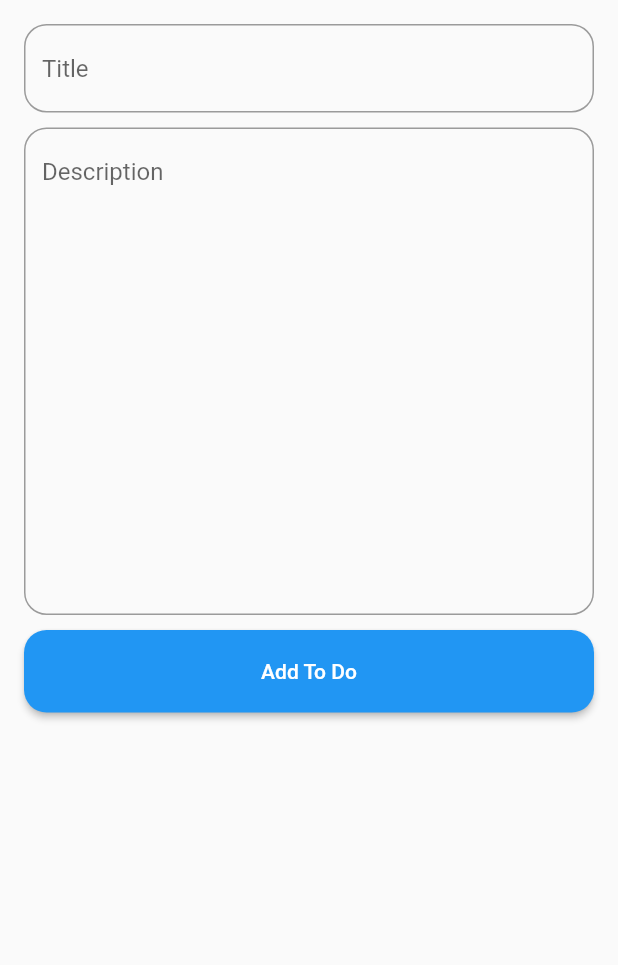
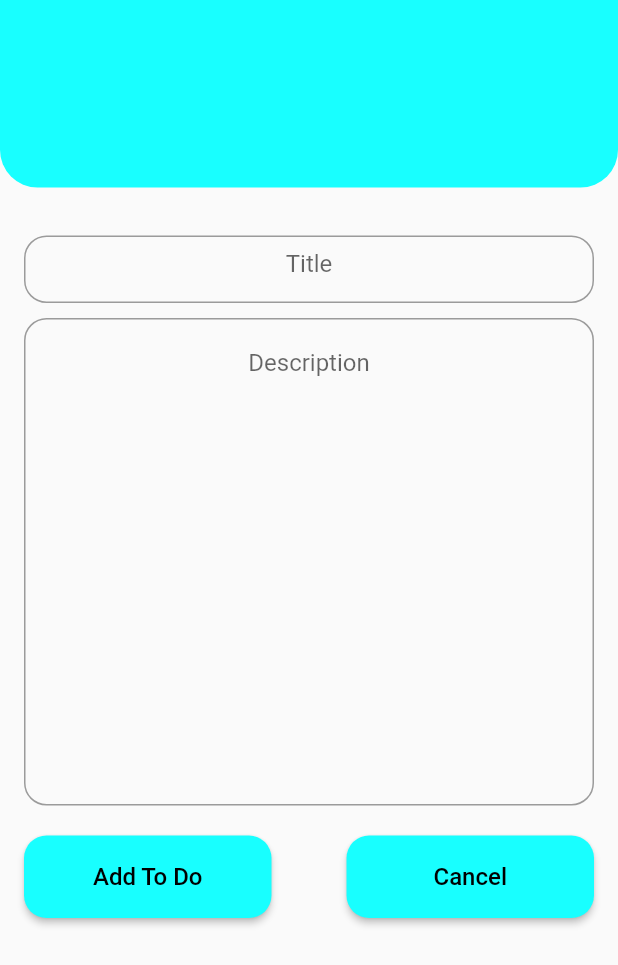
Before and after one commit to nmustakim/TasksList_Getx, a Flutter app: the AddToDo screen opened directly, on a phone screen of 412 x 824 dp. Shown: the top 965 px of the screen. Run offline on Flutter 3.47's test engine with Material 2 defaults, Android fonts, the phone set to English and light mode, and no system bars; our stand-ins replace get.

Commit message:
Updated UI

```diff
--- a/lib/Views/addToDo.dart
+++ b/lib/Views/addToDo.dart
@@ -18,23 +18,29 @@ class _AddToDoState extends State<AddToDo> {
   @override
   Widget build(BuildContext context) {
     return Scaffold(
-      body: SafeArea(
-        child: SingleChildScrollView(
-          child: Container(
-            padding: const EdgeInsets.all(16),
+    body: SingleChildScrollView(
           child: Column(
             children: [
-                TextField(
+              Container(height: 125,decoration: BoxDecoration(color:Colors.cyanAccent,borderRadius: BorderRadius.only(bottomRight: Radius.circular(25),bottomLeft: Radius.circular(25),)),),
+              Padding(
+                padding: const EdgeInsets.fromLTRB(16, 32,16, 0),
+                child: Column(children: [
+                  SizedBox(
+                    height:45,
+                    child: TextField(
+                      textAlign: TextAlign.center,
                       controller: toDoTitle,
                       decoration: InputDecoration(
                           hintText: 'Title',
                           border: OutlineInputBorder(
                               borderRadius: BorderRadius.circular(15))),
                     ),
+                  ),
                   const SizedBox(
                     height: 10,
                   ),
                   TextField(
+                    textAlign: TextAlign.center,
                     maxLines: 15,
                     controller: toDoDesc,
                     decoration: InputDecoration(
@@ -43,15 +49,17 @@ class _AddToDoState extends State<AddToDo> {
                             borderRadius: BorderRadius.circular(15))),
                   ),
                   const SizedBox(
-                  height: 10,
+                    height: 20,
                   ),
                   Row(
+                    mainAxisAlignment: MainAxisAlignment.spaceBetween,
                     children: [
                       Expanded(
                         child: SizedBox(
                             height: 55,
                             child: ElevatedButton(
                                 style: ElevatedButton.styleFrom(
+                                    backgroundColor: Colors.cyanAccent,
                                     shape: RoundedRectangleBorder(
                                         borderRadius:
                                         BorderRadius.circular(15))),
@@ -63,12 +71,21 @@ class _AddToDoState extends State<AddToDo> {
                                   );
                                   Get.back();
                                 },
-                                child: const Text('Add To Do')))),
+                                child: const Text('Add To Do',style: TextStyle(fontSize: 16,color: Colors.black),))
+                        ),
+                      ),
+                      SizedBox(width: 50,),
+                      Expanded(
+                        child: SizedBox(
+                            height: 55,
+                            child: ElevatedButton(style:ElevatedButton.styleFrom( backgroundColor: Colors.cyanAccent,shape: RoundedRectangleBorder(borderRadius: BorderRadius.circular(15)) ),onPressed: ()=>Get.back(), child: Text('Cancel',style: TextStyle(fontSize: 16,color: Colors.black),))),
+                      )
                     ],
                   ),
+                ],),
+              ),
+
             ],
-            ),
-          ),
           ),
         ),
     );
--- a/lib/main.dart
+++ b/lib/main.dart
@@ -2,6 +2,7 @@ import 'package:flutter/material.dart';
 import 'package:get/get.dart';
 import 'Controller/todoController.dart';
 import 'Views/home.dart';
+import 'Views/todo_home.dart';
 
 void main() {
   runApp(MyApp());
--- a/pubspec.yaml
+++ b/pubspec.yaml
@@ -62,9 +62,9 @@ flutter:
   uses-material-design: true
 
   # To add assets to your application, add an assets section, like this:
-  # assets:
-  #   - images/a_dot_burr.jpeg
-  #   - images/a_dot_ham.jpeg
+  assets:
+     - assets/images/
+
 
   # An image asset can refer to one or more resolution-specific "variants", see
   # https://flutter.dev/assets-and-images/#resolution-aware
```
Also changed, not shown: lib/Views/details.dart (+17 -8 lines), lib/Views/edit_todo.dart (+15 -4 lines), lib/Views/home.dart (+24 -60 lines), lib/Views/todo_home.dart (added, +106 -0 lines). Lines whose indentation alone changed are shown as unchanged.
